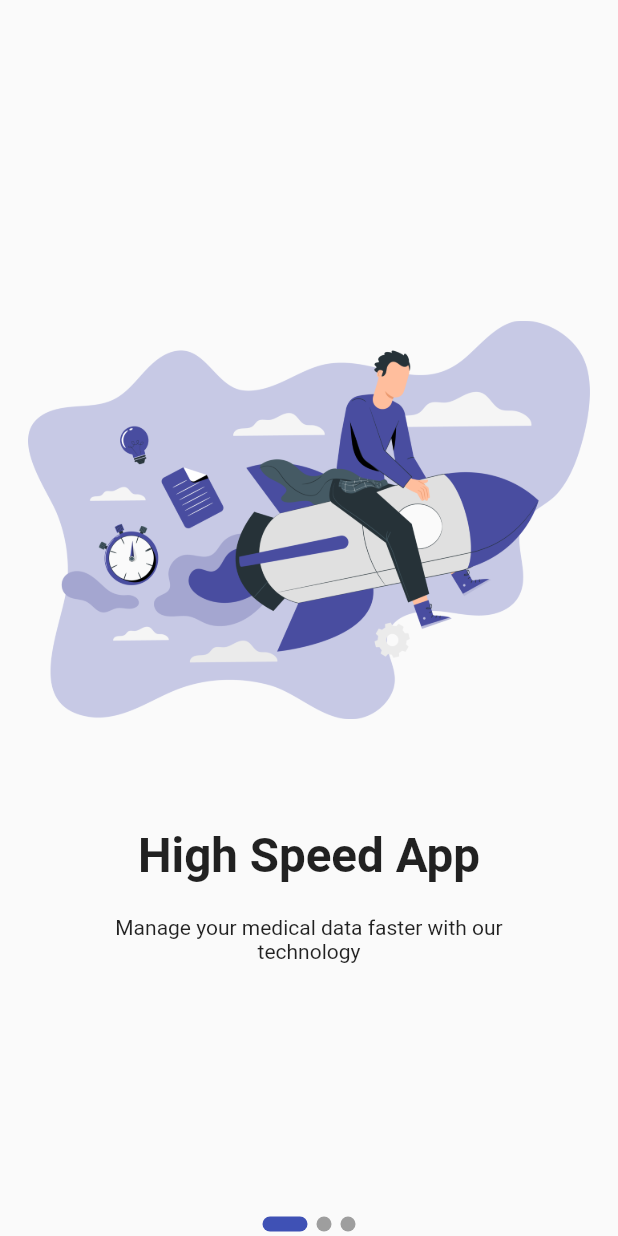
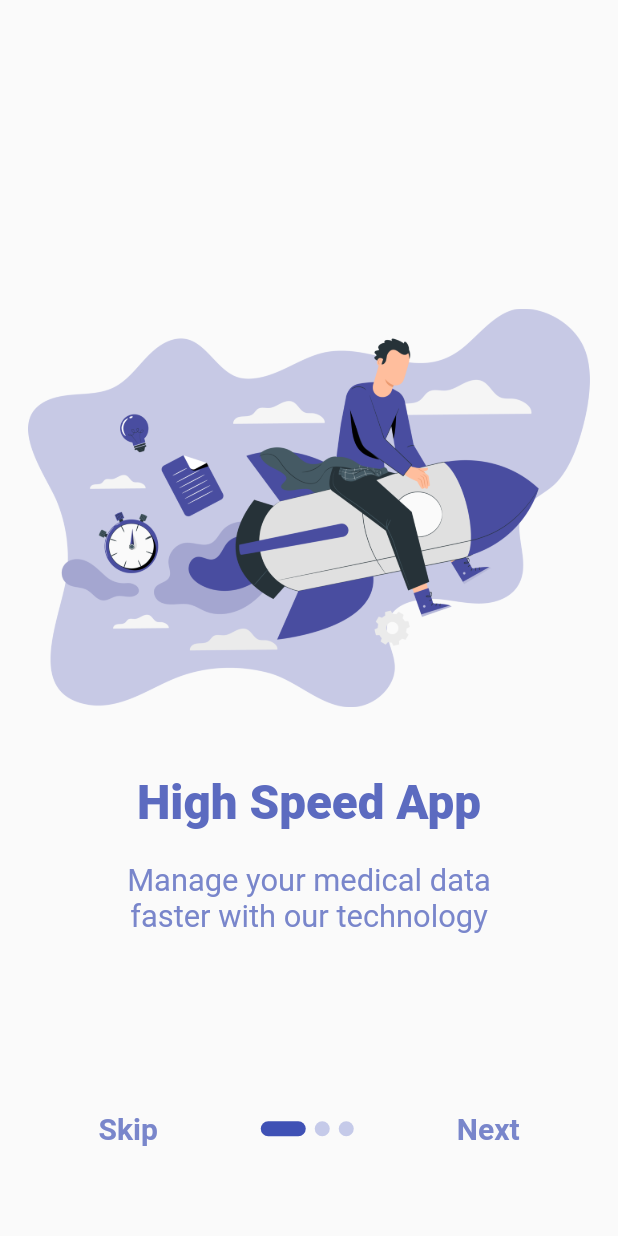
Before and after one commit to Dionysius7/phr_app_final, a Flutter app: the screen it shows after launch, on a phone screen of 412 x 824 dp. Run offline on Flutter 3.47's test engine with Material 2 defaults, Android fonts, the phone set to English and light mode, and no system bars; our stand-ins replace animated_splash_screen, get, page_transition.

Commit message:
Finished IntroPage and Added Login Page

```diff
--- a/lib/controllers/slider_controller.dart
+++ b/lib/controllers/slider_controller.dart
@@ -6,15 +6,20 @@ import 'package:get/utils.dart';
 class SliderController extends GetxController{
 
   var currentIndex = 0.obs;
+  bool get isLastPage => currentIndex.value == introPages.length - 1;
   var pageController = PageController();
 
   forwardAction(){
-    pageController.nextPage(duration: 300.milliseconds, curve: Curves.ease);
+    if(isLastPage){
+      //go to homepage
+    } else {
+      pageController.nextPage(duration: 300.milliseconds, curve: Curves.easeInQuad);
+    }
   }
 
   List<SliderModel> introPages = [
     SliderModel('assets/intro_1.png','High Speed App','Manage your medical data faster with our technology'),
     SliderModel('assets/intro_2.png','Ease of Access','Access your medical data easily anytime and anywhere'),
-    SliderModel('assets/intro_3.png','Widely Connected','Connect your medical data across various healthcare system,'),
+    SliderModel('assets/intro_3.png','Widely Connected','Connect your medical data across various healthcare system'),
   ];
 }
--- a/lib/main.dart
+++ b/lib/main.dart
@@ -1,6 +1,6 @@
 import 'package:flutter/material.dart';
 import 'package:phr_app_final/views/intro_page.dart';
-import 'package:phr_app_final/views/splash_page.dart';
+import 'package:get/get.dart';
 
 void main() {
   runApp(MyApp());
@@ -10,7 +10,7 @@ class MyApp extends StatelessWidget {
   // This widget is the root of your application.
   @override
   Widget build(BuildContext context) {
-    return MaterialApp(
+    return GetMaterialApp(
       debugShowCheckedModeBanner: false,
       home: IntroPage()
     );
--- a/lib/views/intro_page.dart
+++ b/lib/views/intro_page.dart
@@ -1,6 +1,7 @@
 import 'package:flutter/material.dart';
-import 'package:get/get_state_manager/src/rx_flutter/rx_obx_widget.dart';
 import 'package:phr_app_final/controllers/slider_controller.dart';
+import 'package:get/get.dart';
+import 'package:phr_app_final/views/login_page.dart';
 
 class IntroPage extends StatelessWidget {
   final _controller = SliderController();
@@ -22,13 +23,13 @@ class IntroPage extends StatelessWidget {
                   child: Column(
                     mainAxisAlignment: MainAxisAlignment.center,
                     children: [
-                      Image.asset(_controller.introPages[index].image, width: width/1.1, height: height/2.5),
+                      Image.asset(_controller.introPages[index].image, width: width/1.1, height: height/3),
                       SizedBox(height: height/20),
-                      Text(_controller.introPages[index].title, style: TextStyle(fontSize: width/13, fontWeight: FontWeight.bold),),
+                      Text(_controller.introPages[index].title, style: TextStyle(fontSize: width/13, fontWeight: FontWeight.w900, color: Colors.indigo[400]),),
                       SizedBox(height: height/40),
                       Padding(
                         padding: const EdgeInsets.symmetric(horizontal: 64.0),
-                        child: Text(_controller.introPages[index].desc, textAlign: TextAlign.center),
+                        child: Text(_controller.introPages[index].desc, textAlign: TextAlign.center, style: TextStyle(fontSize: width/20, color: Colors.indigo[300], fontWeight: FontWeight.normal),),
                       )
                     ],
                   ),
@@ -38,22 +39,90 @@ class IntroPage extends StatelessWidget {
             Column(
               mainAxisAlignment: MainAxisAlignment.end,
               children: [
+                Padding(
+                  padding: const EdgeInsets.only(bottom: 60),
+                  child: Row(
+                    mainAxisAlignment: MainAxisAlignment.spaceEvenly,
+                    children: [
+                      Row(
+                      children: [
+                          GestureDetector(
+                            onTap: (){
+                              _controller.forwardAction();
+                            },
+                            child: Obx(() {
+                              return Text(_controller.isLastPage ? "" : "Skip", style: TextStyle(color: Colors.indigo[300], fontSize: 20, fontWeight: FontWeight.bold));
+                              }
+                          ))
+                        ]
+                      ),
                       Row(
                         mainAxisAlignment: MainAxisAlignment.center,
                         children:
                         List.generate(_controller.introPages.length, (index) => Obx(() {
+                                if(_controller.isLastPage) {
+                                  return Text("");
+                                } else{
                                   return AnimatedContainer(
                                     duration: Duration(milliseconds: 300),
                                     width: (index == _controller.currentIndex.value) ? 30 : 10,
                                     height: 10,
                                     margin: EdgeInsets.all(3),
-                          decoration: BoxDecoration(color: (index == _controller.currentIndex.value) ? Colors.indigo : Colors.grey, borderRadius: BorderRadius.circular(35)),
+                                    decoration: BoxDecoration(color: (index == _controller.currentIndex.value) ? Colors.indigo : Colors.indigo[100], borderRadius: BorderRadius.circular(35)),
                                   );
+                                }
                             }),
+                        ),
+                      ),
+                      Row(
+                        children: [
+                          GestureDetector(
+                            onTap: (){
+                              _controller.forwardAction();
+                            },
+                            child: Obx(() {
+                              return Text(_controller.isLastPage ? "" : "Next", style: TextStyle(color: Colors.indigo[300], fontSize: 20, fontWeight: FontWeight.bold));
+                              }
+                          ))
+                        ]
+                      ),
+                    ],
                   ),
                 ),
               ],
             ),
+            Column(
+              mainAxisAlignment: MainAxisAlignment.end,
+              children: [
+                Padding(
+                  padding: const EdgeInsets.only(bottom: 50),
+                  child: Row(
+                    mainAxisAlignment: MainAxisAlignment.center,
+                    children: [
+                      Obx( () {
+                      if(_controller.isLastPage){
+                        return ElevatedButton(
+                          onPressed: () {
+                            // Navigator.push(context,MaterialPageRoute(builder: (context) => HomePage()),);
+                            Get.to(LoginPage());
+                          },
+                          child: Text("Get Started", style: TextStyle(fontSize: 18),),
+                          style: ElevatedButton.styleFrom(
+                            primary: Colors.indigo,
+                            elevation: 10,
+                            padding: EdgeInsets.only(left: 20, right: 20, top:15, bottom: 15),
+                            shape: new RoundedRectangleBorder(borderRadius: new BorderRadius.circular(5))
+                          )
+                        );
+                      } else {
+                        return Text("");
+                      }
+                      }),
+                    ],
+                  ),
+                )
+              ],
+            )
           ],
         ),
       )
--- a/lib/views/model_slider.dart
+++ b/lib/views/model_slider.dart
@@ -1,5 +1,4 @@
 import 'package:flutter/material.dart';
-import 'package:flutter_svg/flutter_svg.dart';
 
 class SliderModel extends StatelessWidget {
   final String? title;
--- a/pubspec.yaml
+++ b/pubspec.yaml
@@ -21,10 +21,8 @@ environment:
   sdk: ">=2.12.0 <3.0.0"
 
 dependencies:
-  get: any
   flutter:
     sdk: flutter
-  flutter_svg:
 
   # The following adds the Cupertino Icons font to your application.
   # Use with the CupertinoIcons class for iOS style icons.
@@ -34,6 +32,7 @@ dev_dependencies:
   flutter_test:
     sdk: flutter
   animated_splash_screen: ^1.1.0
+  get: ^4.1.4
   introduction_screen: ^2.1.0
 
 # For information on the generic Dart part of this file, see the
@@ -52,6 +51,8 @@ flutter:
     - assets/intro_1.png
     - assets/intro_2.png
     - assets/intro_3.png
+    - assets/top_right_decoration.png
+    - assets/logo_only.png
   #   - images/a_dot_burr.jpeg
   #   - images/a_dot_ham.jpeg
   # An image asset can refer to one or more resolution-specific "variants", see
```
Also changed, not shown: lib/views/home_page.dart (added, +16 -0 lines), lib/views/login_page.dart (added, +110 -0 lines), assets/logo_only.png (added), assets/top_right_decoration.png (added), pubspec.lock. Lines whose indentation alone changed are shown as unchanged.
